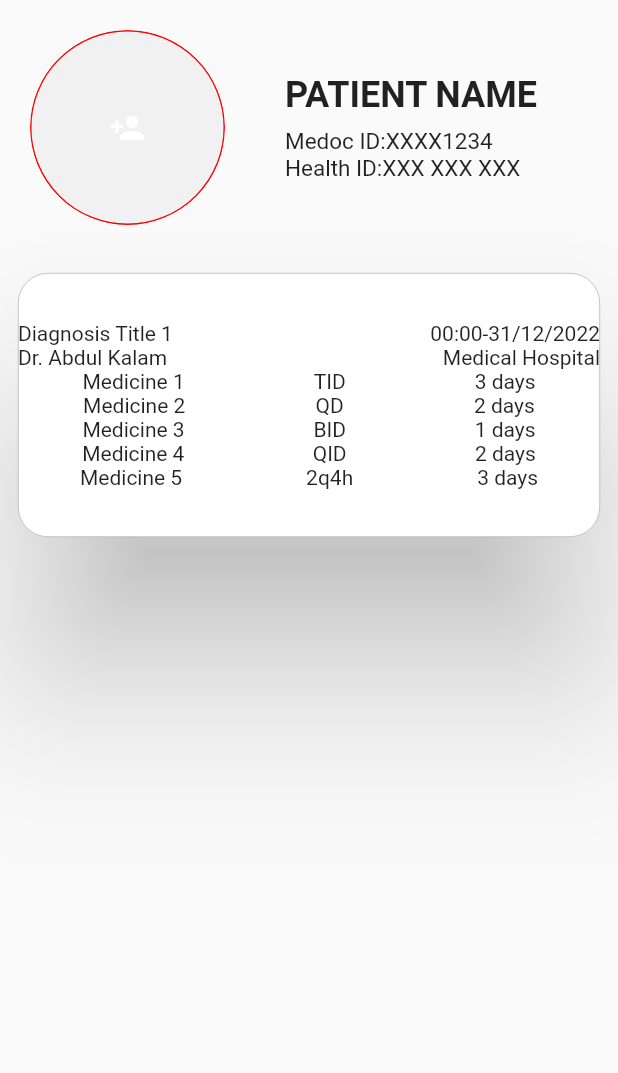
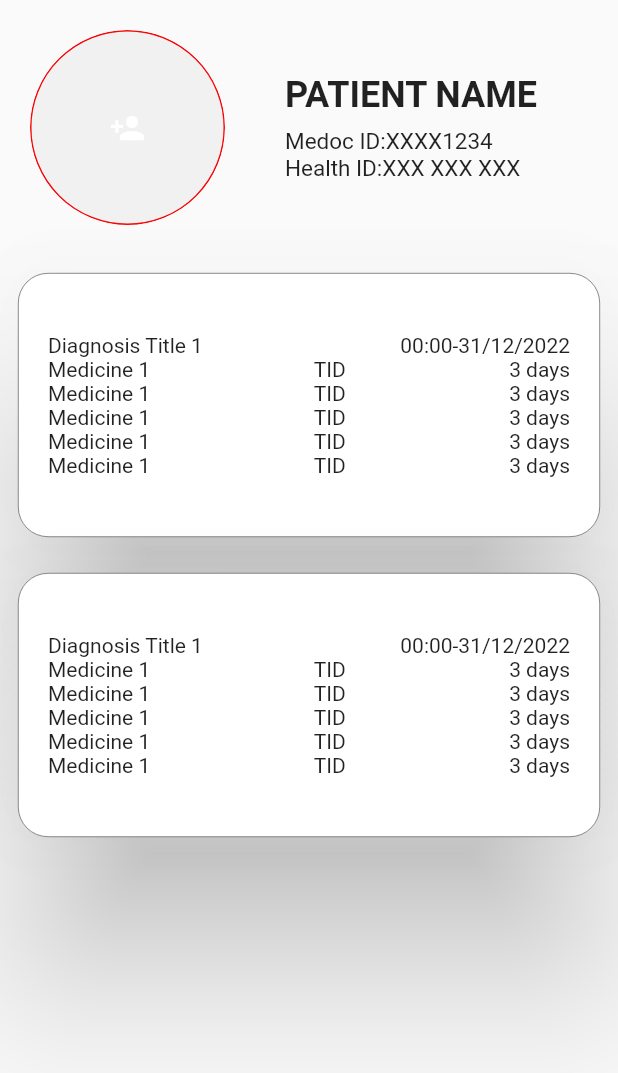
Before and after one commit to Ojas-vita/Infoboard, a Flutter app: the screen it shows after launch, on a phone screen of 412 x 824 dp. Shown: the top 1073 px of the screen. Run offline on Flutter 3.47's test engine with Material 2 defaults, Android fonts, the light colour scheme and no system bars.

Commit message:
Medicine Cards

```diff
--- a/lib/card.dart
+++ b/lib/card.dart
@@ -0,0 +1,46 @@
+import 'package:flutter/material.dart';
+import 'package:infoboard/util/medicine_row.dart';
+
+class MedicineCard extends StatelessWidget {
+  const MedicineCard({super.key});
+
+  @override
+  Widget build(BuildContext context) {
+    return Container(
+      child: Container(
+        height: 200,
+        padding: const EdgeInsets.all(8.0),
+        child: Card(
+          shape: RoundedRectangleBorder(
+              borderRadius: BorderRadius.circular(20),
+              side:
+                  BorderSide(width: 0.4, color: Color.fromARGB(197, 0, 0, 0))),
+          elevation: 50,
+          shadowColor: Colors.black,
+          child: SizedBox(
+            child: Padding(
+              padding: const EdgeInsets.symmetric(horizontal: 20),
+              child: Column(
+                mainAxisAlignment: MainAxisAlignment.center,
+                children: [
+                  Row(
+                    mainAxisAlignment: MainAxisAlignment.spaceBetween,
+                    children: [
+                      Text("Diagnosis Title 1"),
+                      Text("00:00-31/12/2022"),
+                    ],
+                  ),
+                  MedicineRow(),
+                  MedicineRow(),
+                  MedicineRow(),
+                  MedicineRow(),
+                  MedicineRow(),
+                ],
+              ),
+            ),
+          ),
+        ),
+      ),
+    );
+  }
+}
--- a/lib/default.dart
+++ b/lib/default.dart
@@ -1,4 +1,8 @@
+// ignore_for_file: prefer_const_constructors
+
 import 'package:flutter/material.dart';
+import 'package:infoboard/card.dart';
+import 'package:infoboard/util/medicine_row.dart';
 import 'variable.dart';
 
 class Default extends StatelessWidget {
@@ -41,84 +45,16 @@ class Default extends StatelessWidget {
                     PatientName: "PATIENT NAME",
                     MedocId: "XXXX1234",
                     HealthId: "XXX XXX XXX",
-                  )),
+                  ),
+                ),
                 Spacer(),
               ],
             ),
-          Container(
-            height: 200,
-            padding: new EdgeInsets.all(8.0),
-            child: Card(
-              shape: RoundedRectangleBorder(
-                  borderRadius: BorderRadius.circular(20),
-                  side: BorderSide(width: 0.4, color: Colors.grey)),
-              elevation: 50,
-              shadowColor: Colors.black,
-              child: SizedBox(
-                child: Column(
-                  mainAxisAlignment: MainAxisAlignment.center,
-                  children: [
-                    Row(
-                      mainAxisAlignment: MainAxisAlignment.spaceBetween,
-                      children: [
-                        Text("Diagnosis Title 1"),
-                        Text("00:00-31/12/2022"),
-                      ],
-                    ),
-                    Row(
-                      mainAxisAlignment: MainAxisAlignment.spaceBetween,
-                      children: [
-                        Text("Dr. Abdul Kalam"),
-                        Text("Medical Hospital"),
-                      ],
-                    ),
-                    Row(
-                      mainAxisAlignment: MainAxisAlignment.spaceAround,
-                      children: [
-                        Text("Medicine 1"),
-                        Text("TID"),
-                        Text("3 days"),
-                      ],
-                    ),
-                    Row(
-                      mainAxisAlignment: MainAxisAlignment.spaceAround,
-                      children: [
-                        Text("Medicine 2"),
-                        Text("QD"),
-                        Text("2 days"),
-                      ],
-                    ),
-                    Row(
-                      mainAxisAlignment: MainAxisAlignment.spaceAround,
-                      children: [
-                        Text("Medicine 3"),
-                        Text("BID"),
-                        Text("1 days"),
-                      ],
-                    ),
-                    Row(
-                      mainAxisAlignment: MainAxisAlignment.spaceAround,
-                      children: [
-                        Text("Medicine 4"),
-                        Text("QID"),
-                        Text("2 days"),
-                      ],
-                    ),
-                    Row(
-                      mainAxisAlignment: MainAxisAlignment.spaceAround,
-                      children: [
-                        Text("Medicine 5"),
-                        Text("2q4h"),
-                        Text("3 days"),
-                      ],
-                    ),
+            MedicineCard(),
+            MedicineCard(),
           ],
         ),
       ),
-            ),
-          ),
-        ],
-      )),
     );
   }
 }
--- a/lib/main.dart
+++ b/lib/main.dart
@@ -1,3 +1,5 @@
+// ignore_for_file: prefer_const_constructors
+
 import 'package:flutter/material.dart';
 
 import 'default.dart';
--- /dev/null
+++ b/lib/util/medicine_row.dart
@@ -0,0 +1,21 @@
+// ignore_for_file: prefer_const_constructors, prefer_const_literals_to_create_immutables
+
+import 'package:flutter/material.dart';
+
+class MedicineRow extends StatelessWidget {
+  const MedicineRow({super.key});
+
+  @override
+  Widget build(BuildContext context) {
+    return Container(
+      child: Row(
+        mainAxisAlignment: MainAxisAlignment.spaceBetween,
+        children: [
+          Text("Medicine 1"),
+          Text("TID"),
+          Text("3 days"),
+        ],
+      ),
+    );
+  }
+}
```
Lines whose indentation alone changed are shown as unchanged.
